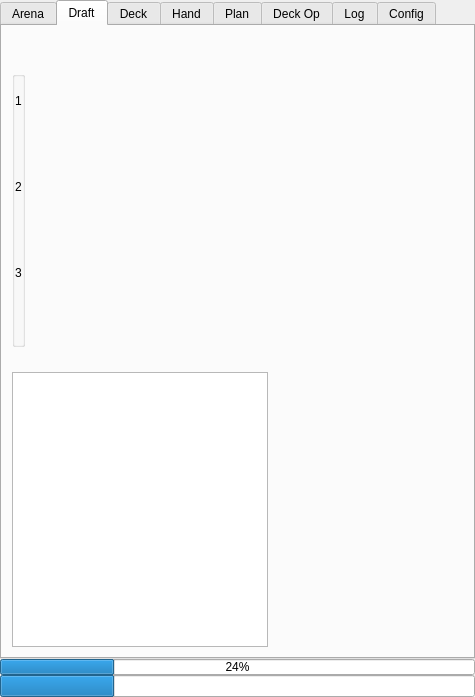
Old version of the form mainwindow.ui in the repository supertriodo/Arena-Tracker.
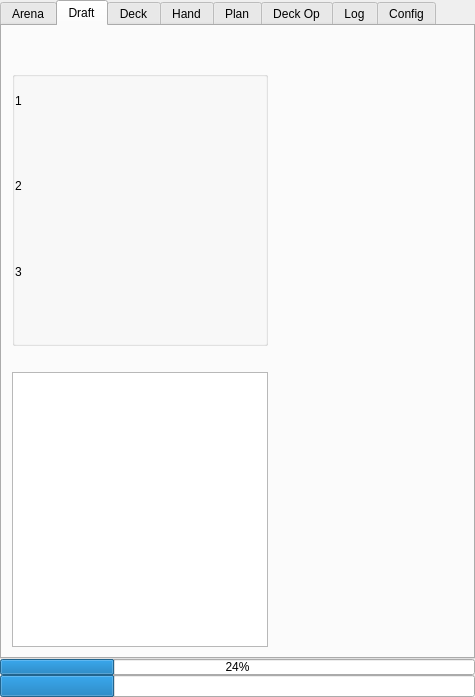
New version of the form. The open tabs and pages were chosen to show the change. Icons and pictures are not drawn. Custom widgets are drawn as their Qt base class.

Commit message: On draft tab make scores box and advice box the same width.

The edit to the form file:
```diff
--- a/mainwindow.ui
+++ b/mainwindow.ui
@@ -411,7 +411,7 @@
          <attribute name="title">
           <string>Draft</string>
          </attribute>
-         <layout class="QVBoxLayout" name="verticalLayout_6">
+         <layout class="QHBoxLayout" name="horizontalLayout_4">
           <property name="spacing">
            <number>5</number>
           </property>
@@ -428,7 +428,7 @@
            <number>10</number>
           </property>
           <item>
-           <layout class="QHBoxLayout" name="draftHorizontalLayout">
+           <layout class="QVBoxLayout" name="draftVerticalLayout">
             <item>
              <widget class="QGroupBox" name="groupBoxDraft">
               <property name="enabled">
@@ -565,21 +565,6 @@
              </widget>
             </item>
             <item>
-             <spacer name="draftHorizontalSpacer2">
-              <property name="orientation">
-               <enum>Qt::Horizontal</enum>
-              </property>
-              <property name="sizeHint" stdset="0">
-               <size>
-                <width>40</width>
-                <height>20</height>
-               </size>
-              </property>
-             </spacer>
-            </item>
-           </layout>
-          </item>
-          <item>
            <spacer name="draftVerticalSpacer">
             <property name="orientation">
              <enum>Qt::Vertical</enum>
@@ -596,8 +581,6 @@
            </spacer>
           </item>
           <item>
-           <layout class="QHBoxLayout" name="draftHorizontalLayout2">
-            <item>
              <widget class="QTextBrowser" name="textBrowserDraft">
               <property name="sizePolicy">
                <sizepolicy hsizetype="Preferred" vsizetype="Expanding">
@@ -619,14 +602,13 @@
               </property>
              </widget>
             </item>
+           </layout>
+          </item>
             <item>
              <spacer name="draftHorizontalSpacer">
               <property name="orientation">
                <enum>Qt::Horizontal</enum>
               </property>
-              <property name="sizeType">
-               <enum>QSizePolicy::Expanding</enum>
-              </property>
               <property name="sizeHint" stdset="0">
                <size>
                 <width>40</width>
@@ -634,8 +616,6 @@
                </size>
               </property>
              </spacer>
-            </item>
-           </layout>
           </item>
          </layout>
         </widget>
```
Lines whose indentation alone changed are shown as unchanged.
